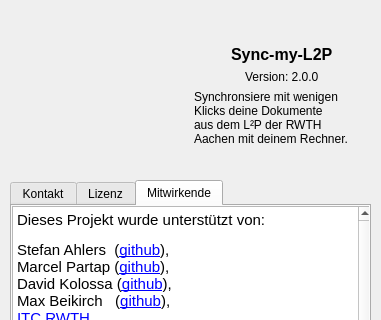
RobertKrajewski/Sync-my-L2P, file info.ui: the form before one commit; both pictures show x 0 to 381 and y 0 to 320 of the 381 by 540 pixel window.
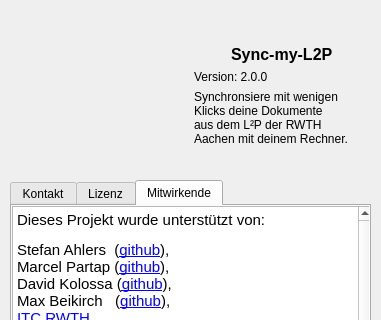
The form after the commit. The open tabs and pages were chosen to show the change.

Patch:
```diff
--- a/info.ui
+++ b/info.ui
@@ -74,7 +74,7 @@
         </property>
        </widget>
       </item>
-      <item alignment="Qt::AlignHCenter">
+      <item>
        <widget class="QLabel" name="version_lable">
         <property name="text">
          <string>Version: 2.0.0</string>
```
Left out of the diff: 10 changed lines with no effect on the pictures.
